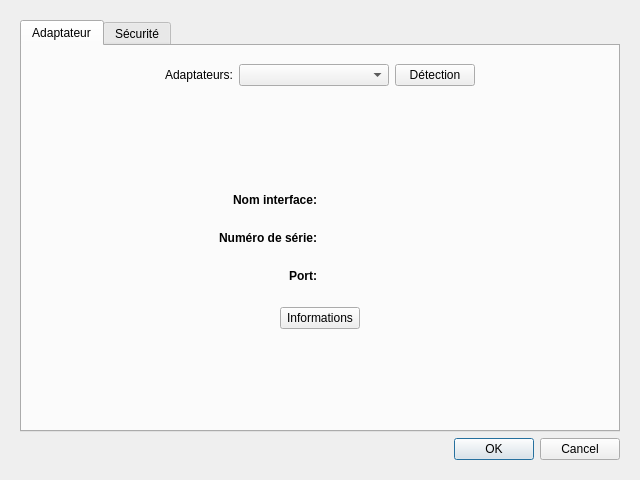
Qt form fenetreparametres.ui (Dthibault/theatre2013) before a commit.
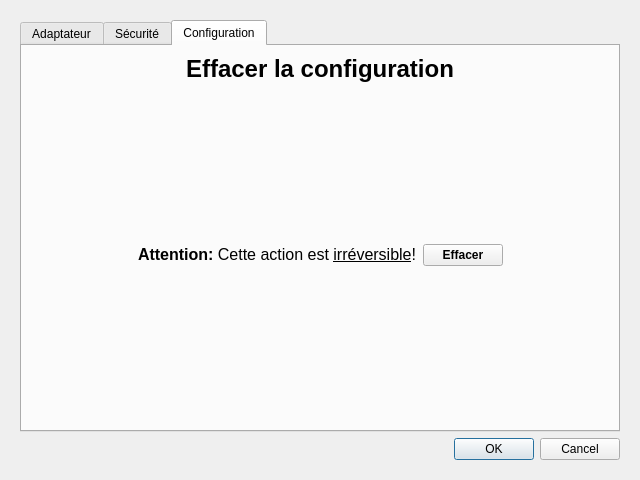
The same form after that commit. The open tabs and pages were chosen to show the change.

Diff of the .ui file:
```diff
--- a/fenetreparametres.ui
+++ b/fenetreparametres.ui
@@ -19,9 +19,18 @@
      <layout class="QVBoxLayout" name="verticalLayout">
       <item>
        <widget class="QTabWidget" name="tabWidget">
+        <property name="tabPosition">
+         <enum>QTabWidget::North</enum>
+        </property>
+        <property name="tabShape">
+         <enum>QTabWidget::Rounded</enum>
+        </property>
         <property name="currentIndex">
          <number>0</number>
         </property>
+        <property name="elideMode">
+         <enum>Qt::ElideNone</enum>
+        </property>
         <widget class="QWidget" name="tabAdaptateur">
          <attribute name="title">
           <string>Adaptateur</string>
@@ -394,6 +403,102 @@
           </item>
          </layout>
         </widget>
+        <widget class="QWidget" name="tabConfiguration">
+         <attribute name="title">
+          <string>Configuration</string>
+         </attribute>
+         <layout class="QVBoxLayout" name="verticalLayout_5">
+          <item>
+           <widget class="QLabel" name="labelTitreConfiguration">
+            <property name="text">
+             <string>&lt;!DOCTYPE HTML PUBLIC &quot;-//W3C//DTD HTML 4.0//EN&quot; &quot;http://www.w3.org/TR/REC-html40/strict.dtd&quot;&gt;
+&lt;html&gt;&lt;head&gt;&lt;meta name=&quot;qrichtext&quot; content=&quot;1&quot; /&gt;&lt;style type=&quot;text/css&quot;&gt;
+p, li { white-space: pre-wrap; }
+&lt;/style&gt;&lt;/head&gt;&lt;body style=&quot; font-family:'Ubuntu'; font-size:11pt; font-weight:400; font-style:normal;&quot;&gt;
+&lt;p style=&quot; margin-top:0px; margin-bottom:0px; margin-left:0px; margin-right:0px; -qt-block-indent:0; text-indent:0px;&quot;&gt;&lt;span style=&quot; font-family:'Droid Sans'; font-size:18pt; font-weight:600;&quot;&gt;Effacer la configuration&lt;/span&gt;&lt;/p&gt;&lt;/body&gt;&lt;/html&gt;</string>
+            </property>
+            <property name="alignment">
+             <set>Qt::AlignCenter</set>
+            </property>
+           </widget>
+          </item>
+          <item>
+           <spacer name="verticalSpacer_6">
+            <property name="orientation">
+             <enum>Qt::Vertical</enum>
+            </property>
+            <property name="sizeHint" stdset="0">
+             <size>
+              <width>20</width>
+              <height>40</height>
+             </size>
+            </property>
+           </spacer>
+          </item>
+          <item>
+           <widget class="QWidget" name="conteneurConfiguration" native="true">
+            <layout class="QHBoxLayout" name="horizontalLayout_5">
+             <item>
+              <spacer name="horizontalSpacer_9">
+               <property name="orientation">
+                <enum>Qt::Horizontal</enum>
+               </property>
+               <property name="sizeHint" stdset="0">
+                <size>
+                 <width>40</width>
+                 <height>20</height>
+                </size>
+               </property>
+              </spacer>
+             </item>
+             <item>
+              <widget class="QLabel" name="labelAvertissement">
+               <property name="text">
+                <string>&lt;html&gt;&lt;head/&gt;&lt;body&gt;&lt;p&gt;&lt;span style=&quot; font-size:12pt; font-weight:600;&quot;&gt;Attention:&lt;/span&gt;&lt;span style=&quot; font-size:12pt;&quot;&gt; Cette action est &lt;/span&gt;&lt;span style=&quot; font-size:12pt; text-decoration: underline;&quot;&gt;irréversible&lt;/span&gt;&lt;span style=&quot; font-size:12pt;&quot;&gt;!&lt;/span&gt;&lt;/p&gt;&lt;/body&gt;&lt;/html&gt;</string>
+               </property>
+              </widget>
+             </item>
+             <item>
+              <widget class="QPushButton" name="boutonEffacer">
+               <property name="styleSheet">
+                <string notr="true">font-weight: bold;</string>
+               </property>
+               <property name="text">
+                <string>Effacer</string>
+               </property>
+              </widget>
+             </item>
+             <item>
+              <spacer name="horizontalSpacer_10">
+               <property name="orientation">
+                <enum>Qt::Horizontal</enum>
+               </property>
+               <property name="sizeHint" stdset="0">
+                <size>
+                 <width>40</width>
+                 <height>20</height>
+                </size>
+               </property>
+              </spacer>
+             </item>
+            </layout>
+           </widget>
+          </item>
+          <item>
+           <spacer name="verticalSpacer_5">
+            <property name="orientation">
+             <enum>Qt::Vertical</enum>
+            </property>
+            <property name="sizeHint" stdset="0">
+             <size>
+              <width>20</width>
+              <height>40</height>
+             </size>
+            </property>
+           </spacer>
+          </item>
+         </layout>
+        </widget>
        </widget>
       </item>
       <item>
```
